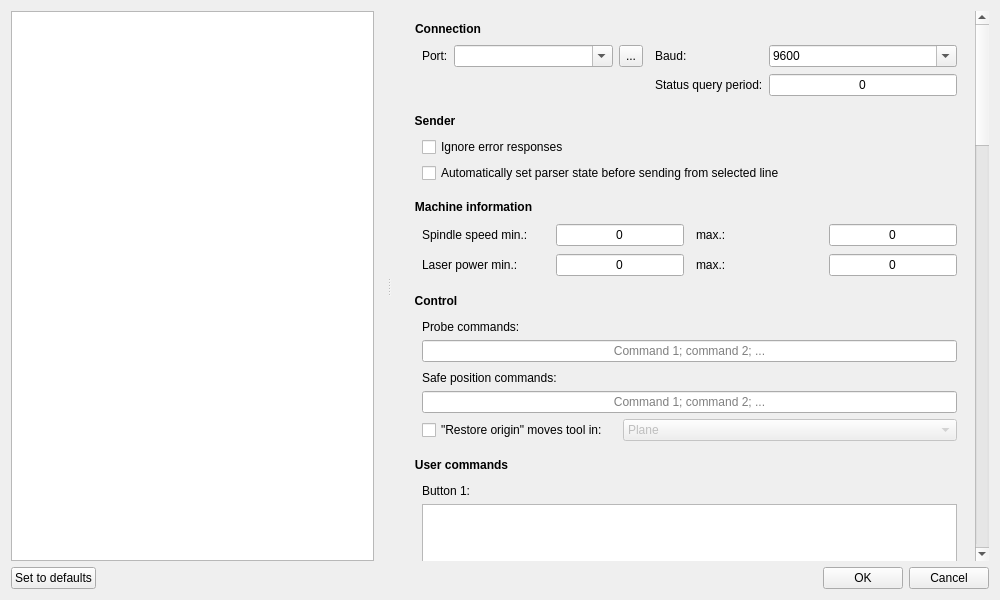
Old version of the form src/candle/frmsettings.ui in the repository Denvi/Candle.
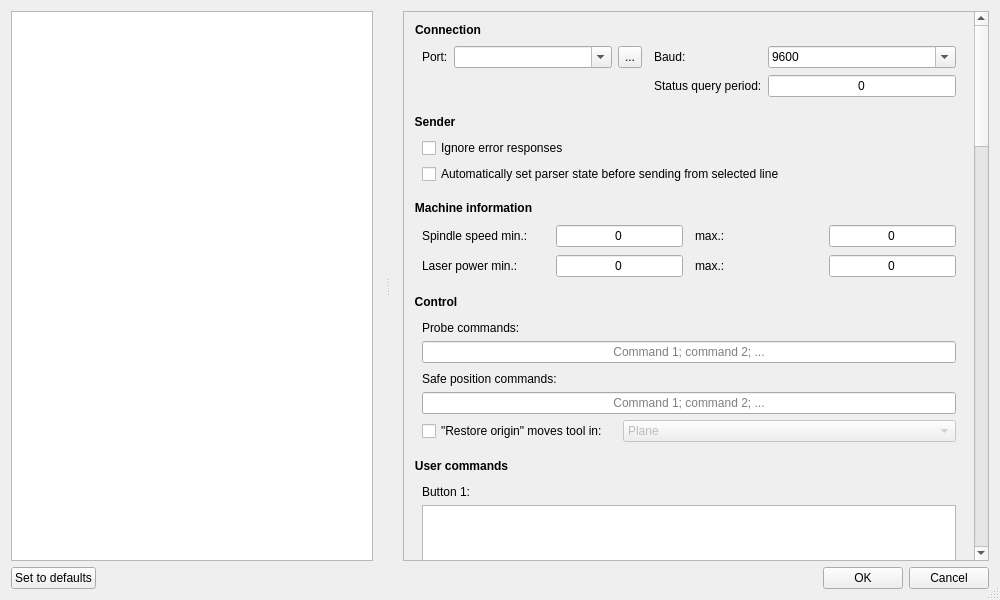
New version of the form. Icons and pictures are not drawn. Custom widgets are drawn as their Qt base class.

The edit to the form file:
```diff
--- a/src/candle/frmsettings.ui
+++ b/src/candle/frmsettings.ui
@@ -42,7 +42,7 @@
 	background-image: url(&quot;:/images/handle_vertical.png&quot;);
 }</string>
   </property>
-  <property name="modal">
+  <property name="sizeGripEnabled">
    <bool>true</bool>
   </property>
   <layout class="QVBoxLayout" name="verticalLayout_10" stretch="1,0">
@@ -71,9 +71,6 @@
         <verstretch>0</verstretch>
        </sizepolicy>
       </property>
-      <property name="frameShape">
-       <enum>QFrame::NoFrame</enum>
-      </property>
       <property name="verticalScrollBarPolicy">
        <enum>Qt::ScrollBarAlwaysOn</enum>
       </property>
@@ -88,7 +85,7 @@
         <rect>
          <x>0</x>
          <y>0</y>
-         <width>621</width>
+         <width>619</width>
          <height>2776</height>
         </rect>
        </property>
```
